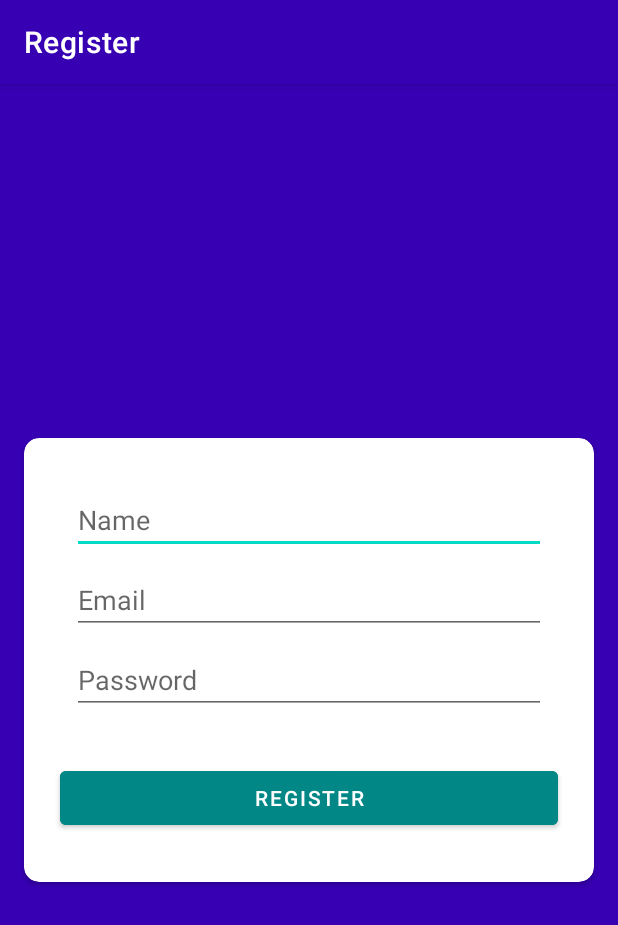
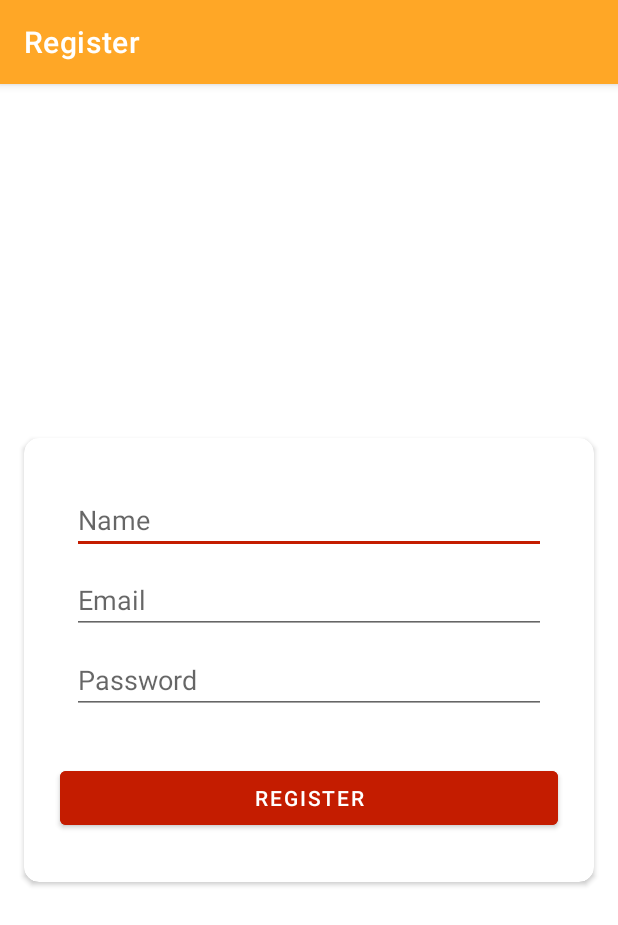
Before and after one commit to jeehmilena/FavoriteMovie, an Android app: the RegisterActivity screen opened directly, with no data from a screen before it, on a phone screen of 412 x 824 dp. Shown: the top 925 px of the screen. Run offline under Robolectric (Android 15) with nearby library versions, the phone set to English and light mode, and no system bars.

Commit message:
Revisão do layout

```diff
--- a/app/src/main/AndroidManifest.xml
+++ b/app/src/main/AndroidManifest.xml
@@ -17,7 +17,8 @@
         <activity
             android:name=".home.view.HomeActivity"
             android:label="@string/title_activity_movies" />
-        <activity android:name=".favorites.view.FavoritesActivity" />
+        <activity android:name=".favorites.view.FavoritesActivity"
+            android:label="@string/title_activity_favorites"/>
         <activity android:name=".authentication.view.LoginActivity">
             <intent-filter>
                 <action android:name="android.intent.action.MAIN" />
--- a/app/src/main/java/com/jessica/yourfavoritemovies/MyFirebaseMessagingService.kt
+++ b/app/src/main/java/com/jessica/yourfavoritemovies/MyFirebaseMessagingService.kt
@@ -7,7 +7,6 @@ import android.content.Intent
 import android.media.RingtoneManager
 import android.os.Build
 import android.util.Log
-import android.widget.Toast
 import androidx.core.app.NotificationCompat
 import androidx.core.app.NotificationManagerCompat
 import com.google.firebase.messaging.FirebaseMessaging
--- a/app/src/main/res/layout/activity_login.xml
+++ b/app/src/main/res/layout/activity_login.xml
@@ -9,8 +9,7 @@
     android:paddingTop="@dimen/activity_vertical_margin"
     android:paddingRight="@dimen/activity_horizontal_margin"
     android:paddingBottom="@dimen/activity_vertical_margin"
-    tools:context=".authentication.view.LoginActivity"
-    android:background="@color/purple_700">
+    tools:context=".authentication.view.LoginActivity">
 
     <androidx.cardview.widget.CardView
         android:id="@+id/cv_login"
@@ -61,7 +60,7 @@
                 android:layout_marginTop="@dimen/margin_16"
                 android:layout_marginEnd="@dimen/margin_24"
                 android:layout_marginBottom="@dimen/margin_16"
-                android:backgroundTint="@color/teal_700"
+                android:backgroundTint="@color/oragne_c41c00"
                 android:text="@string/action_sign_in_short" />
 
             <TextView
--- a/app/src/main/res/layout/activity_register.xml
+++ b/app/src/main/res/layout/activity_register.xml
@@ -8,7 +8,6 @@
     <androidx.constraintlayout.widget.ConstraintLayout
         android:layout_width="match_parent"
         android:layout_height="wrap_content"
-        android:background="@color/purple_700"
         tools:context=".authentication.view.LoginFragment">
 
         <androidx.cardview.widget.CardView
@@ -79,7 +78,7 @@
                     android:layout_marginTop="@dimen/margin_32"
                     android:layout_marginEnd="@dimen/margin_16"
                     android:layout_marginBottom="@dimen/margin_24"
-                    android:backgroundTint="@color/teal_700"
+                    android:backgroundTint="@color/oragne_c41c00"
                     android:text="@string/register"
                     android:textColor="@color/white" />
 
--- a/app/src/main/res/layout/item_recycler_view.xml
+++ b/app/src/main/res/layout/item_recycler_view.xml
@@ -12,7 +12,7 @@
     <androidx.constraintlayout.widget.ConstraintLayout
         android:layout_width="match_parent"
         android:layout_height="match_parent"
-        android:background="#000">
+        android:background="#eeeeee">
 
         <ImageView
             android:id="@+id/iv_movie"
@@ -34,7 +34,7 @@
             android:layout_marginBottom="@dimen/margin_16"
             android:ellipsize="end"
             android:maxLines="2"
-            android:textColor="@color/white"
+            android:textColor="@color/black"
             android:textSize="18sp"
             app:layout_constraintBottom_toBottomOf="parent"
             app:layout_constraintEnd_toStartOf="@+id/iv_favorite"
--- a/app/src/main/res/values-night/themes.xml
+++ b/app/src/main/res/values-night/themes.xml
@@ -2,12 +2,12 @@
     <!-- Base application theme. -->
     <style name="Theme.YourFavoriteMovies" parent="Theme.MaterialComponents.DayNight.DarkActionBar">
         <!-- Primary brand color. -->
-        <item name="colorPrimary">@color/purple_700</item>
-        <item name="colorPrimaryVariant">@color/purple_700</item>
+        <item name="colorPrimary">@color/yellow_ffa726</item>
+        <item name="colorPrimaryVariant">@color/yellow_ffa726</item>
         <item name="colorOnPrimary">@color/black</item>
         <!-- Secondary brand color. -->
-        <item name="colorSecondary">@color/teal_200</item>
-        <item name="colorSecondaryVariant">@color/teal_200</item>
+        <item name="colorSecondary">@color/oragne_c41c00</item>
+        <item name="colorSecondaryVariant">@color/oragne_c41c00</item>
         <item name="colorOnSecondary">@color/black</item>
         <!-- Status bar color. -->
         <item name="android:statusBarColor" tools:targetApi="l">?attr/colorPrimaryVariant</item>
--- a/app/src/main/res/values/colors.xml
+++ b/app/src/main/res/values/colors.xml
@@ -7,4 +7,6 @@
     <color name="teal_700">#FF018786</color>
     <color name="black">#FF000000</color>
     <color name="white">#FFFFFFFF</color>
+    <color name="yellow_ffa726">#ffa726</color>
+    <color name="oragne_c41c00">#c41c00</color>
 </resources>
--- a/app/src/main/res/values/strings.xml
+++ b/app/src/main/res/values/strings.xml
@@ -1,11 +1,11 @@
 <resources>
-    <string name="app_name">Favorite Movies</string>
+    <string name="app_name">Movies</string>
     <string name="action_logout">Exit</string>
     <string name="action_favoritos">Favorites</string>
-    <string name="action_perfil">Perfil</string>
     <string name="title_activity_login">Login</string>
     <string name="title_activity_movies">Movies</string>
     <string name="title_activity_register">Register</string>
+    <string name="title_activity_favorites">Favorites</string>
     <string name="prompt_email">Email</string>
     <string name="prompt_password">Password</string>
     <string name="action_sign_in_short">Sign in</string>
--- a/app/src/main/res/values/themes.xml
+++ b/app/src/main/res/values/themes.xml
@@ -2,12 +2,12 @@
     <!-- Base application theme. -->
     <style name="Theme.YourFavoriteMovies" parent="Theme.MaterialComponents.DayNight.DarkActionBar">
         <!-- Primary brand color. -->
-        <item name="colorPrimary">@color/purple_700</item>
-        <item name="colorPrimaryVariant">@color/purple_700</item>
+        <item name="colorPrimary">@color/yellow_ffa726</item>
+        <item name="colorPrimaryVariant">@color/yellow_ffa726</item>
         <item name="colorOnPrimary">@color/white</item>
         <!-- Secondary brand color. -->
-        <item name="colorSecondary">@color/teal_200</item>
-        <item name="colorSecondaryVariant">@color/teal_700</item>
+        <item name="colorSecondary">@color/oragne_c41c00</item>
+        <item name="colorSecondaryVariant">@color/oragne_c41c00</item>
         <item name="colorOnSecondary">@color/black</item>
         <!-- Status bar color. -->
         <item name="android:statusBarColor" tools:targetApi="l">?attr/colorPrimaryVariant</item>
```
Also changed, not shown: app/src/main/java/com/jessica/yourfavoritemovies/NotificationUtils.kt (deleted, +0 -66 lines).
